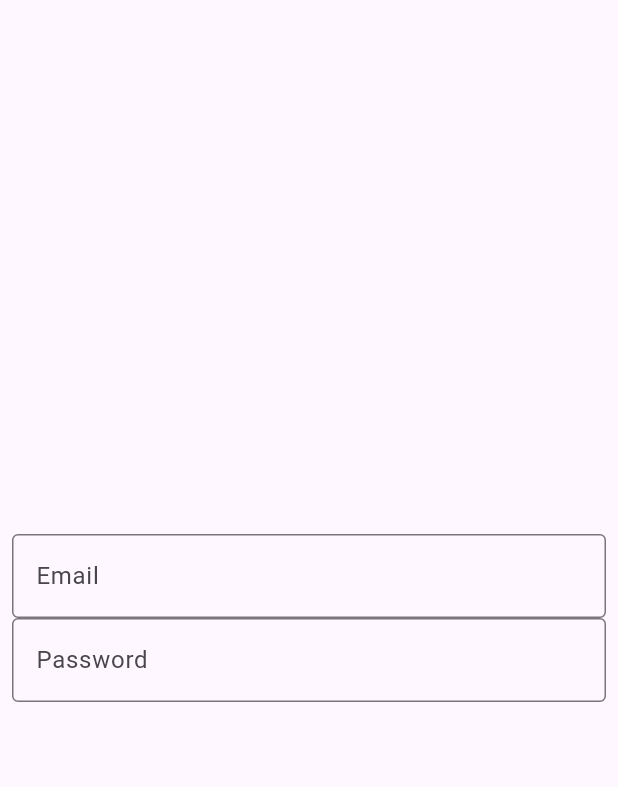
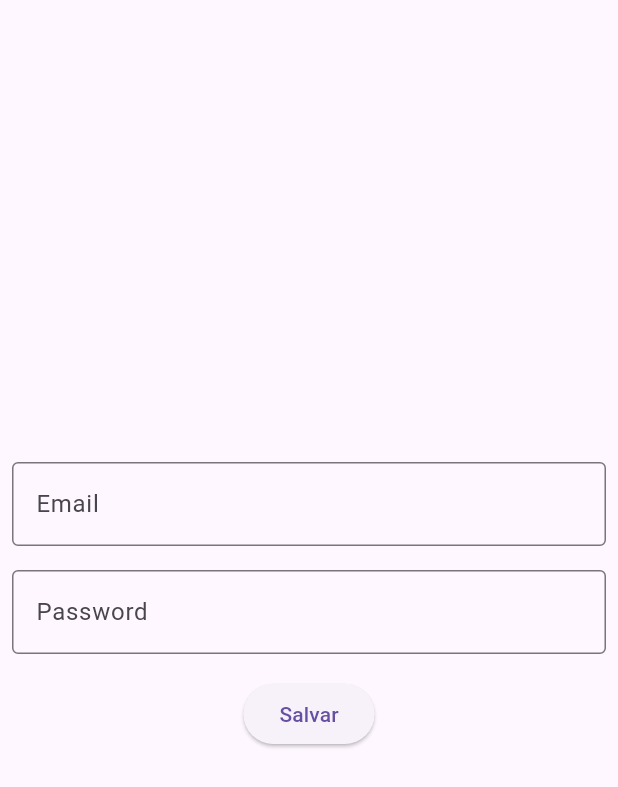
Before and after one commit to Brun00liveira/Flutter, a Flutter app: the screen it shows after launch, on a phone screen of 412 x 824 dp. Shown: the top 787 px of the screen. Run offline on Flutter 3.47's test engine with Material 3 defaults, Android fonts, the phone set to English and light mode, and no system bars.

Commit message:
input text

```diff
--- a/lib/app.dart
+++ b/lib/app.dart
@@ -1,10 +1,10 @@
 import 'package:flutter/material.dart';
 import 'package:greengrocer/app_controller.dart';
-
-import 'package:greengrocer/home.dart';
 import 'package:greengrocer/login_page.dart';
 
 class AppWidgets extends StatelessWidget {
+  const AppWidgets({super.key});
+
   @override
   Widget build(BuildContext context) {
     return AnimatedBuilder(
@@ -16,7 +16,7 @@ class AppWidgets extends StatelessWidget {
                 brightness: AppController.instance.isDarkTheme
                     ? Brightness.dark
                     : Brightness.light),
-            home: LoginPage(),
+            home: const LoginPage(),
           );
         });
   }
--- a/lib/login_page.dart
+++ b/lib/login_page.dart
@@ -1,6 +1,8 @@
 import 'package:flutter/material.dart';
 
 class LoginPage extends StatefulWidget {
+  const LoginPage({super.key});
+
   @override
   State<LoginPage> createState() {
     return LoginPageState();
@@ -8,30 +10,55 @@ class LoginPage extends StatefulWidget {
 }
 
 class LoginPageState extends State<LoginPage> {
+  String email = '';
+  String password = '';
+
   @override
   Widget build(BuildContext context) {
-    return const Material(
+    return Scaffold(
+      body: SingleChildScrollView(
         child: SizedBox(
-        width: double.infinity,
-        height: double.infinity,
+          width: MediaQuery.of(context).size.width,
+          height: MediaQuery.of(context).size.height,
           child: Padding(
-          padding: EdgeInsets.all(8.0),
+            padding: const EdgeInsets.all(8.0),
             child: Column(
               mainAxisAlignment: MainAxisAlignment.center,
               children: [
                 TextField(
+                  onChanged: (text) {
+                    email = text;
+                  },
                   keyboardType: TextInputType.emailAddress,
-                decoration: InputDecoration(
+                  decoration: const InputDecoration(
                       labelText: 'Email', border: OutlineInputBorder()),
                 ),
+                const SizedBox(height: 16),
                 TextField(
+                  onChanged: (text) {
+                    password = text;
+                  },
                   obscureText: true,
-                decoration: InputDecoration(
+                  decoration: const InputDecoration(
                     labelText: 'Password',
                     border: OutlineInputBorder(),
                   ),
                 ),
+                const SizedBox(height: 16),
+                ElevatedButton(
+                  onPressed: () {
+                    if (email == "brunobromo321@gmail.com" &&
+                        password == "123") {
+                      print('correto');
+                    } else {
+                      print('incorreto');
+                    }
+                  },
+                  child: const Text("Salvar"),
+                ),
+                const SizedBox(height: 16),
               ],
+            ),
           ),
         ),
       ),
--- a/lib/main.dart
+++ b/lib/main.dart
@@ -2,5 +2,5 @@ import 'package:flutter/material.dart';
 import 'package:greengrocer/app.dart';
 
 main() {
-  runApp(AppWidgets());
+  runApp(const AppWidgets());
 }
--- a/lib/switch.dart
+++ b/lib/switch.dart
@@ -2,6 +2,8 @@ import 'package:flutter/material.dart';
 import 'package:greengrocer/app_controller.dart';
 
 class CustomSwitch extends StatelessWidget {
+  const CustomSwitch({super.key});
+
   @override
   Widget build(BuildContext context) {
     return Switch(
```
Also changed, not shown: lib/home.dart (+8 -6 lines), 1 other file. Lines whose indentation alone changed are shown as unchanged.
